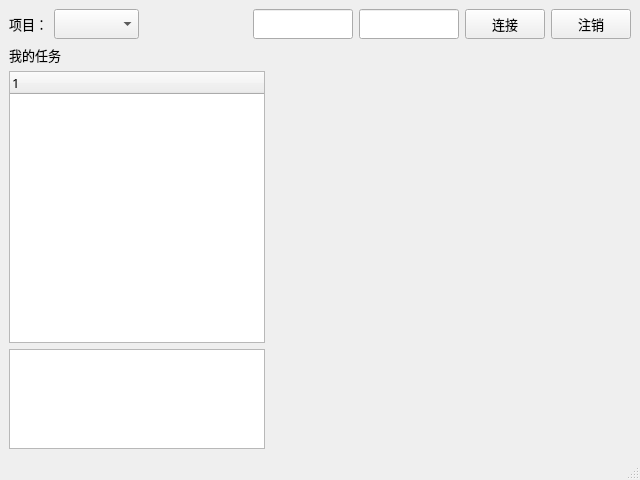
Before: the Qt Designer form commons/ui/CGTW.ui in lonegather/Barbarian, drawn with Qt 5.
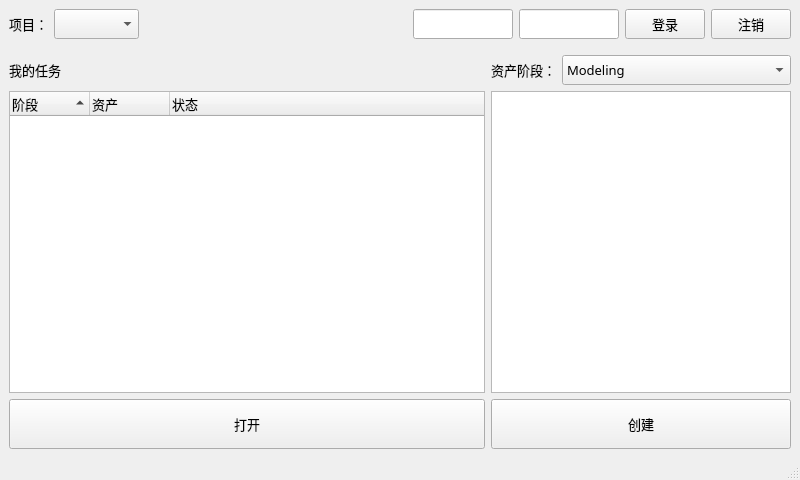
After: the same form once the commit is applied.

What changed in the file:
```diff
--- a/commons/ui/CGTW.ui
+++ b/commons/ui/CGTW.ui
@@ -6,13 +6,13 @@
    <rect>
     <x>0</x>
     <y>0</y>
-    <width>640</width>
+    <width>800</width>
     <height>480</height>
    </rect>
   </property>
   <property name="minimumSize">
    <size>
-    <width>640</width>
+    <width>800</width>
     <height>480</height>
    </size>
   </property>
@@ -163,7 +163,7 @@
          </font>
         </property>
         <property name="text">
-         <string>连接</string>
+         <string>登录</string>
         </property>
        </widget>
       </item>
@@ -189,11 +189,20 @@
      </layout>
     </item>
     <item>
-     <layout class="QHBoxLayout" name="horizontalLayout_2" stretch="0,1">
+     <layout class="QHBoxLayout" name="horizontalLayout_2" stretch="1,0">
       <item>
-       <layout class="QVBoxLayout" name="verticalLayout">
+       <layout class="QVBoxLayout" name="verticalLayout" stretch="0,1,0">
+        <property name="topMargin">
+         <number>10</number>
+        </property>
         <item>
          <widget class="QLabel" name="label_2">
+          <property name="minimumSize">
+           <size>
+            <width>300</width>
+            <height>30</height>
+           </size>
+          </property>
           <property name="font">
            <font>
             <family>微软雅黑</family>
@@ -213,20 +222,62 @@
             <pointsize>10</pointsize>
            </font>
           </property>
+          <property name="editTriggers">
+           <set>QAbstractItemView::NoEditTriggers</set>
+          </property>
+          <property name="sortingEnabled">
+           <bool>true</bool>
+          </property>
+          <attribute name="headerDefaultSectionSize">
+           <number>80</number>
+          </attribute>
+          <attribute name="headerMinimumSectionSize">
+           <number>30</number>
+          </attribute>
+          <attribute name="headerShowSortIndicator" stdset="0">
+           <bool>true</bool>
+          </attribute>
+          <column>
+           <property name="text">
+            <string>阶段</string>
+           </property>
+           <property name="font">
+            <font>
+             <family>微软雅黑</family>
+             <pointsize>10</pointsize>
+            </font>
+           </property>
+          </column>
+          <column>
+           <property name="text">
+            <string>资产</string>
+           </property>
+           <property name="font">
+            <font>
+             <family>微软雅黑</family>
+             <pointsize>10</pointsize>
+            </font>
+           </property>
+          </column>
+          <column>
+           <property name="text">
+            <string>状态</string>
+           </property>
+           <property name="font">
+            <font>
+             <family>微软雅黑</family>
+             <pointsize>10</pointsize>
+            </font>
+           </property>
+          </column>
          </widget>
         </item>
         <item>
-         <widget class="QTextEdit" name="CGTWTEInfo">
-          <property name="sizePolicy">
-           <sizepolicy hsizetype="Expanding" vsizetype="Minimum">
-            <horstretch>0</horstretch>
-            <verstretch>0</verstretch>
-           </sizepolicy>
-          </property>
-          <property name="maximumSize">
+         <widget class="QPushButton" name="CGTWBtnOpen">
+          <property name="minimumSize">
            <size>
-            <width>16777215</width>
-            <height>100</height>
+            <width>0</width>
+            <height>50</height>
            </size>
           </property>
           <property name="font">
@@ -235,18 +286,136 @@
             <pointsize>10</pointsize>
            </font>
           </property>
-          <property name="lineWrapMode">
-           <enum>QTextEdit::NoWrap</enum>
-          </property>
-          <property name="readOnly">
-           <bool>true</bool>
+          <property name="text">
+           <string>打开</string>
           </property>
          </widget>
         </item>
        </layout>
       </item>
       <item>
-       <widget class="QWidget" name="CGTWPyblish" native="true"/>
+       <widget class="QWidget" name="CGTWPyblish" native="true">
+        <property name="minimumSize">
+         <size>
+          <width>300</width>
+          <height>0</height>
+         </size>
+        </property>
+        <property name="maximumSize">
+         <size>
+          <width>300</width>
+          <height>16777215</height>
+         </size>
+        </property>
+        <layout class="QVBoxLayout" name="pyblishLayout">
+         <property name="spacing">
+          <number>0</number>
+         </property>
+         <property name="margin">
+          <number>0</number>
+         </property>
+         <item>
+          <widget class="QWidget" name="CGTWLoader" native="true">
+           <layout class="QVBoxLayout" name="verticalLayout_3">
+            <property name="leftMargin">
+             <number>0</number>
+            </property>
+            <property name="topMargin">
+             <number>10</number>
+            </property>
+            <property name="rightMargin">
+             <number>0</number>
+            </property>
+            <property name="bottomMargin">
+             <number>0</number>
+            </property>
+            <item>
+             <layout class="QHBoxLayout" name="horizontalLayout_4" stretch="0,1">
+              <item>
+               <widget class="QLabel" name="label_3">
+                <property name="sizePolicy">
+                 <sizepolicy hsizetype="Minimum" vsizetype="Preferred">
+                  <horstretch>0</horstretch>
+                  <verstretch>0</verstretch>
+                 </sizepolicy>
+                </property>
+                <property name="minimumSize">
+                 <size>
+                  <width>0</width>
+                  <height>30</height>
+                 </size>
+                </property>
+                <property name="font">
+                 <font>
+                  <family>微软雅黑</family>
+                  <pointsize>10</pointsize>
+                 </font>
+                </property>
+                <property name="text">
+                 <string>资产阶段：</string>
+                </property>
+               </widget>
+              </item>
+              <item>
+               <widget class="QComboBox" name="CGTWCBFamily">
+                <property name="minimumSize">
+                 <size>
+                  <width>0</width>
+                  <height>30</height>
+                 </size>
+                </property>
+                <property name="font">
+                 <font>
+                  <family>微软雅黑</family>
+                  <pointsize>10</pointsize>
+                 </font>
+                </property>
+                <item>
+                 <property name="text">
+                  <string>Modeling</string>
+                 </property>
+                </item>
+                <item>
+                 <property name="text">
+                  <string>Rigging</string>
+                 </property>
+                </item>
+                <item>
+                 <property name="text">
+                  <string>Animation</string>
+                 </property>
+                </item>
+               </widget>
+              </item>
+             </layout>
+            </item>
+            <item>
+             <widget class="QListWidget" name="CGTWLWAsset"/>
+            </item>
+            <item>
+             <widget class="QPushButton" name="CGTWBtnCreate">
+              <property name="minimumSize">
+               <size>
+                <width>0</width>
+                <height>50</height>
+               </size>
+              </property>
+              <property name="font">
+               <font>
+                <family>微软雅黑</family>
+                <pointsize>10</pointsize>
+               </font>
+              </property>
+              <property name="text">
+               <string>创建</string>
+              </property>
+             </widget>
+            </item>
+           </layout>
+          </widget>
+         </item>
+        </layout>
+       </widget>
       </item>
      </layout>
     </item>
```
Left out of the diff: 2 changed lines with no effect on the pictures.
